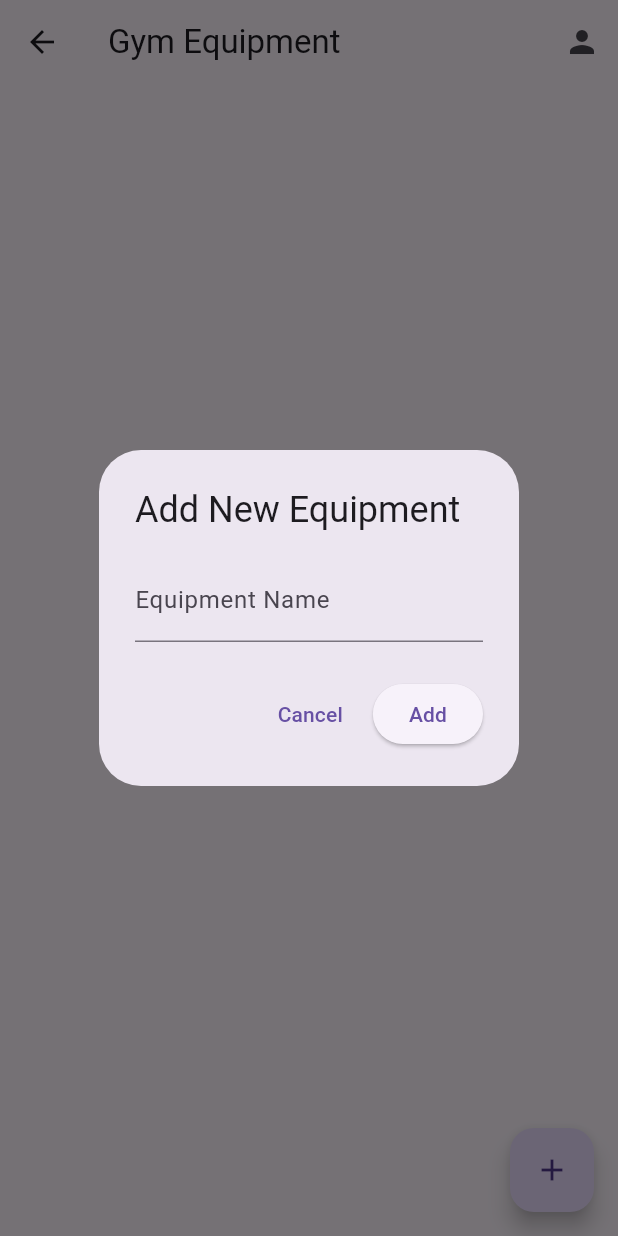
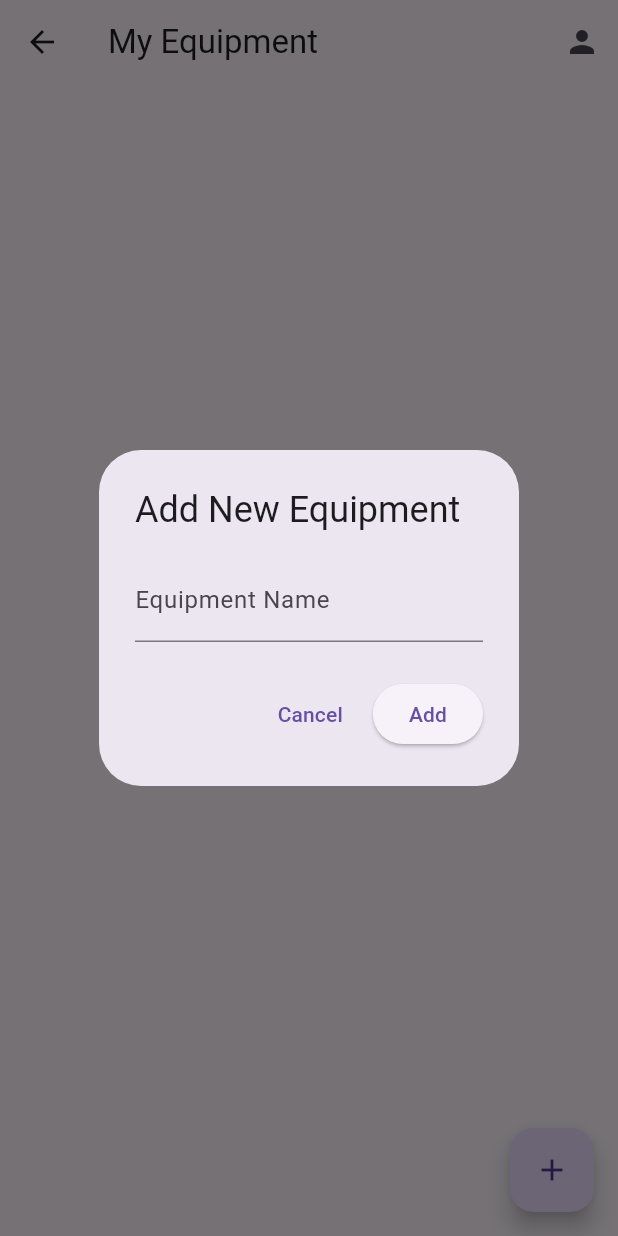
Before and after one commit to nobleideas/fitquest, a Flutter app: the EquipmentListPage screen opened directly, after a tap on the "add" icon, on a phone screen of 412 x 824 dp. Run offline on Flutter 3.47's test engine with Material 3 defaults, Android fonts, the phone set to English and light mode, and no system bars; our stand-ins replace sqflite, supabase_flutter; missing offline and left inert: mobile_scanner; accounts and stored records are empty.

Commit message:
fixed XP bug in supabase and cleaned up grammar in the ui

```diff
--- a/lib/home_page.dart
+++ b/lib/home_page.dart
@@ -29,7 +29,7 @@ class _HomePageState extends State<HomePage> {
               Navigator.push(context, MaterialPageRoute(builder: (_) => const EquipmentListPage()),
               );
             },
-            child: const Text("View Equipment"),
+            child: const Text("View My Equipment"),
             ),
           ],
         ),
--- a/lib/pages/equipment_list_page.dart
+++ b/lib/pages/equipment_list_page.dart
@@ -69,7 +69,7 @@ class _EquipmentListPageState extends State<EquipmentListPage> {
   Widget build(BuildContext context) {
     return Scaffold(
       appBar: AppBar(
-        title: const Text("Gym Equipment"),
+        title: const Text("My Equipment"),
         actions: [
           IconButton(
             icon: const Icon(Icons.person),
@@ -110,6 +110,7 @@ class _EquipmentListPageState extends State<EquipmentListPage> {
             ),
       floatingActionButton: FloatingActionButton(
         onPressed: _addEquipment,
+        tooltip: 'Add Equipment',
         child: const Icon(Icons.add),
       ),
     );
--- a/lib/pages/profile_page.dart
+++ b/lib/pages/profile_page.dart
@@ -12,7 +12,7 @@ class ProfilePage extends StatelessWidget {
     final user = Supabase.instance.client.auth.currentUser;
 
     return Scaffold(
-      appBar: AppBar(title: const Text("Your Profile")),
+      appBar: AppBar(title: const Text("My Profile")),
       body: FutureBuilder(
         future: Supabase.instance.client
             .from('profiles')
--- a/lib/services/exercise_service.dart
+++ b/lib/services/exercise_service.dart
@@ -20,10 +20,11 @@ class ExerciseService {
     required String equipmentId,
   }) async {
 
+    final muscleGroupLower = primaryMuscleGroup.toLowerCase();
     // Insert into Supabase
     final response = await supabase.from('exercises').insert({
       'name': name,
-      'primary_muscle_group': primaryMuscleGroup,
+      'primary_muscle_group': muscleGroupLower,
       'type': type,
       'equipment_id': equipmentId,
     });
```
